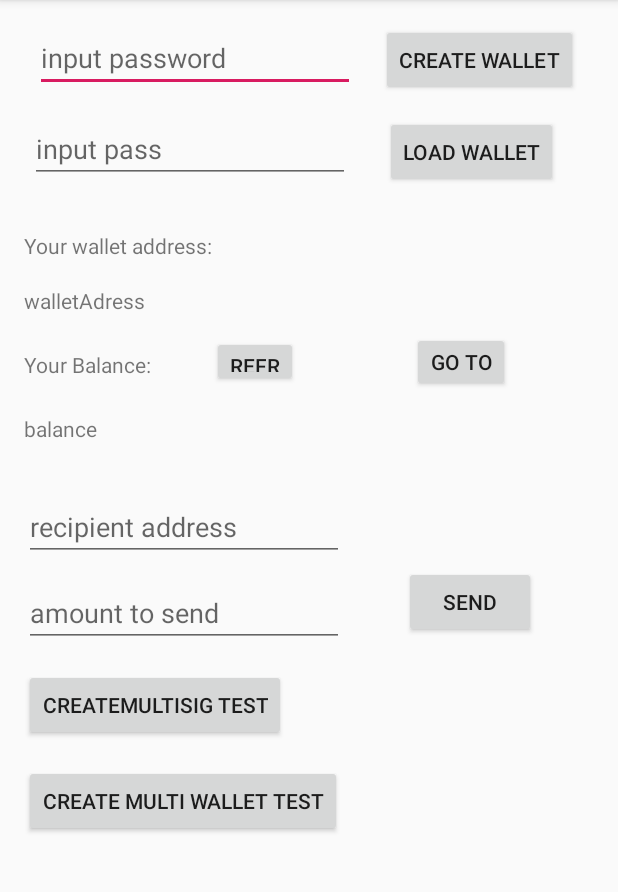
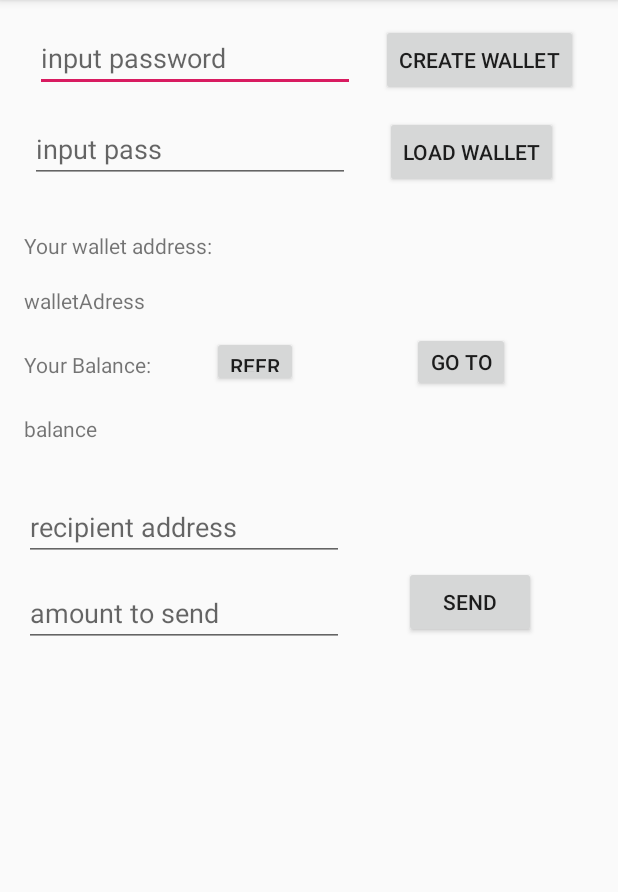
Before and after one commit to MoonSHRD/Web3wallet, an Android app: the screen it shows after launch (MainActivity), on a phone screen of 412 x 824 dp, the part 84-976 px from its top. Run offline under Robolectric (Android 15) with nearby library versions, the phone set to English and light mode, and no system bars; libraries missing offline, so code that uses them is left out: org.bouncycastle.jce, org.web3j.abi, org.web3j.crypto, org.web3j.protocol, org.web3j.tx and 1 more; pictures from the network do not load; 14 statements that could not run were skipped.

Commit message:
chore: cleanup unused superfactory, removed multisig calls from MainActivity, removed unused imports

```diff
--- a/app/build.gradle
+++ b/app/build.gradle
@@ -33,11 +33,6 @@ dependencies {
     androidTestImplementation 'androidx.test.espresso:espresso-core:3.2.0'
     implementation 'org.web3j:core:4.5.14'
 
-    /*
-    implementation 'io.reactivex.rxjava3:rxandroid:3.0.0'
-    implementation 'io.reactivex.rxjava3:rxjava:3.0.0'
-
-     */
 
     //rxjava
     implementation "io.reactivex.rxjava2:rxjava:2.2.0"
--- a/app/src/main/java/com/example/web3wallet/ManageTicketSaleActivity.java
+++ b/app/src/main/java/com/example/web3wallet/ManageTicketSaleActivity.java
@@ -19,7 +19,6 @@ import java.math.BigInteger;
 import java.util.concurrent.CompletableFuture;
 
 import static com.example.web3wallet.MainActivity.credentials;
-import static com.example.web3wallet.MainActivity.superfactory;
 import static com.example.web3wallet.MainActivity.ticketfactory;
 
 public class ManageTicketSaleActivity extends AppCompatActivity {
--- a/app/src/main/res/layout/main_activity.xml
+++ b/app/src/main/res/layout/main_activity.xml
@@ -136,28 +136,6 @@
             app:layout_constraintStart_toEndOf="@+id/balanceHint"
             app:layout_constraintTop_toBottomOf="@+id/editPass" />
 
-        <Button
-            android:id="@+id/buttonMSW"
-            android:layout_width="wrap_content"
-            android:layout_height="wrap_content"
-            android:layout_marginStart="16dp"
-            android:layout_marginTop="72dp"
-            android:onClick="createSimpleMultisigWalletTestView"
-            android:text="CreateMultiSig test"
-            app:layout_constraintStart_toStartOf="parent"
-            app:layout_constraintTop_toBottomOf="@+id/sendToInput" />
-
-        <Button
-            android:id="@+id/button2"
-            android:layout_width="wrap_content"
-            android:layout_height="wrap_content"
-            android:layout_marginStart="16dp"
-            android:layout_marginTop="16dp"
-            android:onClick="createMultipleMultisigWalTestView"
-            android:text="create Multi wallet test"
-            app:layout_constraintStart_toStartOf="parent"
-            app:layout_constraintTop_toBottomOf="@+id/buttonMSW" />
-
         <EditText
             android:id="@+id/amountTo"
             android:layout_width="wrap_content"
```
Also changed, not shown: app/src/main/java/com/example/web3wallet/MainActivity.java (+22 -202 lines), 1 other file.
